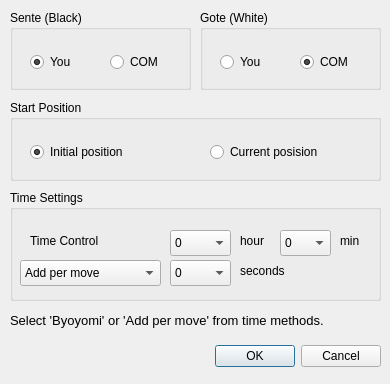
Qt form forms/startdialog.ui (shogimaru/shogimaru) before a commit.
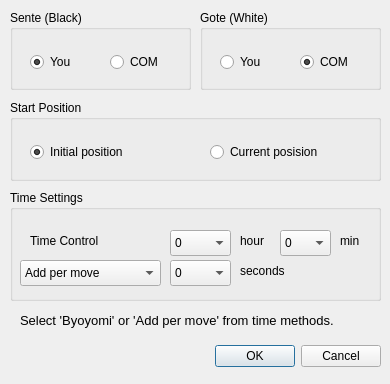
The same form after that commit.

Commit message: add label to start dialog.

```diff
--- a/forms/startdialog.ui
+++ b/forms/startdialog.ui
@@ -402,9 +402,9 @@
   <widget class="QLabel" name="label">
    <property name="geometry">
     <rect>
-     <x>10</x>
+     <x>20</x>
      <y>310</y>
-     <width>381</width>
+     <width>361</width>
      <height>21</height>
     </rect>
    </property>
```
The commit also changes 7 other files.
